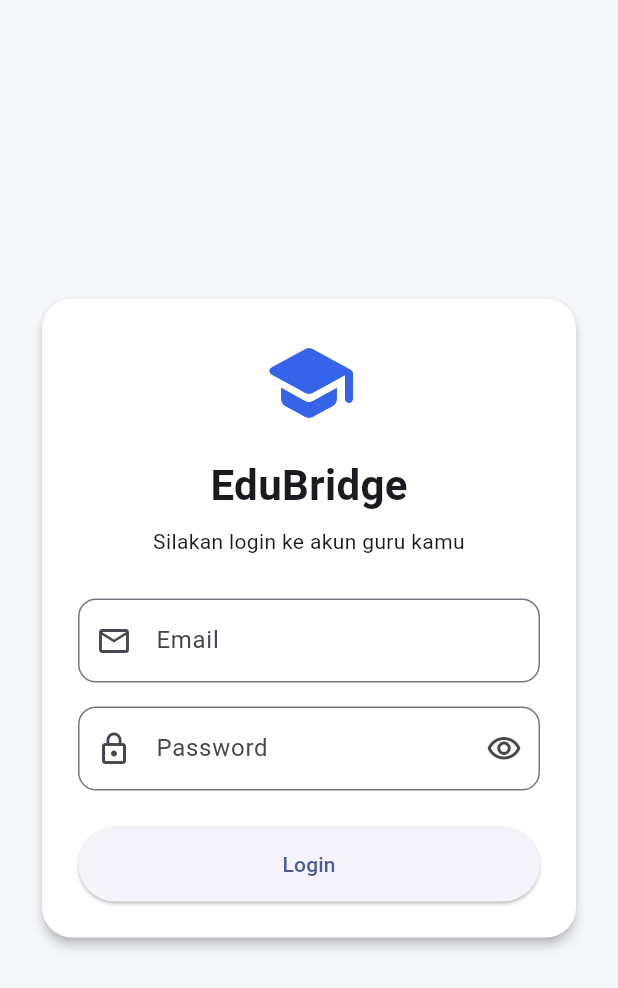
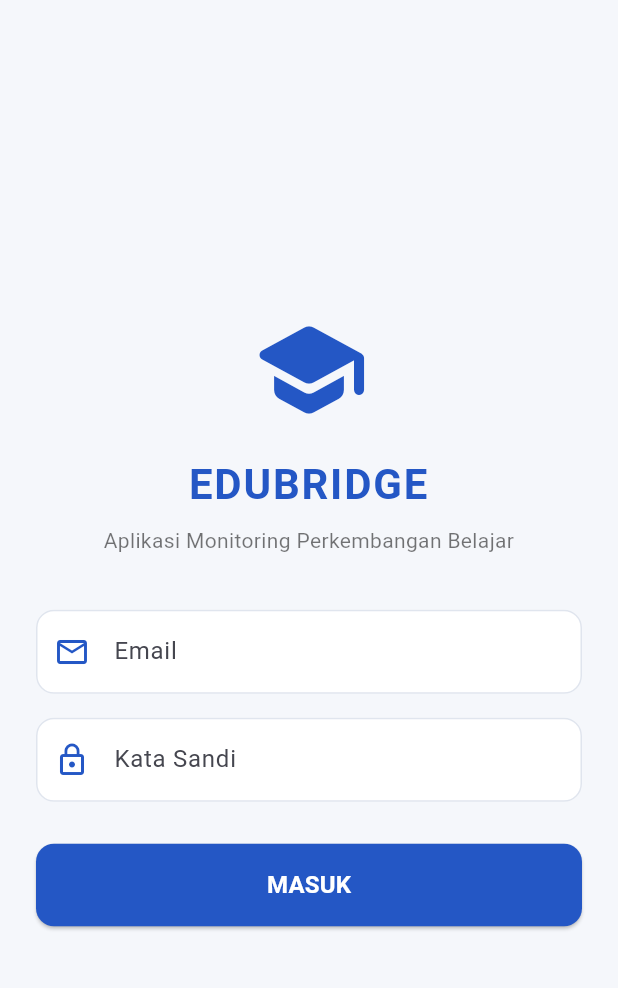
Before and after one commit to muutiararagil27/edubridge, a Flutter app: the screen it shows after launch, on a phone screen of 412 x 824 dp. Shown: the top 988 px of the screen. Run offline on Flutter 3.47's test engine with Material 3 defaults, Android fonts, the phone set to English and light mode, and no system bars; our stand-ins replace cloud_firestore, firebase_auth, firebase_core; accounts and stored records are empty.

Commit message:
Implementasi Firebase Auth dan pembagian Role pada LoginScreen

```diff
--- a/lib/screen/login_screen.dart
+++ b/lib/screen/login_screen.dart
@@ -1,7 +1,8 @@
 import 'package:flutter/material.dart';
 import 'package:firebase_auth/firebase_auth.dart';
-
+import 'package:cloud_firestore/cloud_firestore.dart';
 import 'teacher_home_screen.dart';
+import 'report_screen.dart';
 
 class LoginScreen extends StatefulWidget {
   const LoginScreen({super.key});
@@ -11,84 +12,107 @@ class LoginScreen extends StatefulWidget {
 }
 
 class _LoginScreenState extends State<LoginScreen> {
+  final _formKey = GlobalKey<FormState>();
   final _emailController = TextEditingController();
   final _passwordController = TextEditingController();
-
   bool _isLoading = false;
-  bool _obscurePassword = true;
-
-  Future<void> _login() async {
-    final email = _emailController.text.trim();
-    final password = _passwordController.text;
-
-    if (email.isEmpty || password.isEmpty) {
-      ScaffoldMessenger.of(context).showSnackBar(
-        const SnackBar(
-          content: Text('Email dan password wajib diisi.'),
-        ),
-      );
-      return;
-    }
-
-    setState(() => _isLoading = true);
-
-    try {
-      await FirebaseAuth.instance.signInWithEmailAndPassword(
-        email: email,
-        password: password,
-      );
-
-      if (!mounted) return;
-
-      Navigator.of(context).pushReplacement(
-        MaterialPageRoute(
-          builder: (_) => const TeacherHomeScreen(),
-        ),
-      );
-    } on FirebaseAuthException catch (e) {
-      if (!mounted) return;
-
-      String message;
-
-      switch (e.code) {
-        case 'invalid-credential':
-        case 'wrong-password':
-        case 'user-not-found':
-          message = 'Email atau password salah.';
-          break;
-        case 'invalid-email':
-          message = 'Format email tidak valid.';
-          break;
-        case 'network-request-failed':
-          message = 'Periksa koneksi internet kamu.';
-          break;
-        default:
-          message = e.message ?? 'Login gagal. Coba lagi.';
-      }
-
-      ScaffoldMessenger.of(context).showSnackBar(
-        SnackBar(content: Text(message)),
-      );
-    } catch (_) {
-      if (!mounted) return;
-
-      ScaffoldMessenger.of(context).showSnackBar(
-        const SnackBar(
-          content: Text('Terjadi kesalahan. Coba lagi.'),
-        ),
-      );
-    } finally {
-      if (mounted) {
-        setState(() => _isLoading = false);
-      }
-    }
-  }
 
   @override
   void dispose() {
     _emailController.dispose();
     _passwordController.dispose();
     super.dispose();
+  }
+
+  Future<void> _login() async {
+    if (!_formKey.currentState!.validate()) return;
+
+    setState(() {
+      _isLoading = true;
+    });
+
+    try {
+      // 1. Verifikasi Email & Password ke Firebase Authentication
+      UserCredential userCredential = await FirebaseAuth.instance
+          .signInWithEmailAndPassword(
+        email: _emailController.text.trim(),
+        password: _passwordController.text.trim(),
+      );
+
+      String uid = userCredential.user!.uid;
+
+      // 2. Ambil data role pengguna dari koleksi 'Users' di Firestore
+      DocumentSnapshot userDoc = await FirebaseFirestore.instance
+          .collection('Users')
+          .doc(uid)
+          .get();
+
+      if (!mounted) return;
+
+      if (userDoc.exists) {
+        String role = userDoc.get('role') ?? 'Guru';
+
+        // 3. Navigasi otomatis sesuai Role
+        if (role == 'Guru') {
+          Navigator.pushReplacement(
+            context,
+            MaterialPageRoute(
+              builder: (context) => const TeacherHomeScreen(),
+            ),
+          );
+        } else if (role == 'Orang Tua') {
+          Navigator.pushReplacement(
+            context,
+            MaterialPageRoute(
+              builder: (context) => const ReportScreen(),
+            ),
+          );
+        } else {
+          ScaffoldMessenger.of(context).showSnackBar(
+            const SnackBar(content: Text('Role akun tidak terdaftar.')),
+          );
+        }
+      } else {
+        // Jika dokumen Users belum diset, default ke Dashboard Guru sementara
+        Navigator.pushReplacement(
+          context,
+          MaterialPageRoute(
+            builder: (context) => const TeacherHomeScreen(),
+          ),
+        );
+      }
+    } on FirebaseAuthException catch (e) {
+      if (!mounted) return;
+      String message = 'Terjadi kesalahan login.';
+      if (e.code == 'user-not-found') {
+        message = 'Akun email tidak ditemukan.';
+      } else if (e.code == 'wrong-password') {
+        message = 'Kata sandi yang dimasukkan salah.';
+      } else if (e.code == 'invalid-email') {
+        message = 'Format email tidak valid.';
+      }
+
+      ScaffoldMessenger.of(context).showSnackBar(
+        SnackBar(
+          content: Text(message),
+          backgroundColor: Colors.red,
+        ),
+      );
+    } catch (e) {
+      if (!mounted) return;
+      ScaffoldMessenger.of(context).showSnackBar(
+        SnackBar(
+          content: Text('Gagal login: $e'),
+          backgroundColor: Colors.red,
+        ),
+      );
+    } finally {
+      if (mounted) {
+        setState(() {
+          _isLoading = false;
+        });
+      }
+    }
   }
 
   @override
@@ -98,93 +122,90 @@ class _LoginScreenState extends State<LoginScreen> {
       body: Center(
         child: SingleChildScrollView(
           padding: const EdgeInsets.all(24),
-          child: ConstrainedBox(
-            constraints: const BoxConstraints(maxWidth: 420),
-            child: Card(
-              elevation: 3,
-              color: Colors.white,
-              shape: RoundedRectangleBorder(
-                borderRadius: BorderRadius.circular(20),
-              ),
-              child: Padding(
-                padding: const EdgeInsets.all(24),
+          child: Form(
+            key: _formKey,
             child: Column(
-                  mainAxisSize: MainAxisSize.min,
+              mainAxisAlignment: MainAxisAlignment.center,
+              crossAxisAlignment: CrossAxisAlignment.stretch,
               children: [
                 const Icon(
                   Icons.school_rounded,
-                      size: 64,
-                      color: Color(0xFF3563E9),
+                  size: 80,
+                  color: Color(0xFF2457C5),
                 ),
                 const SizedBox(height: 16),
                 const Text(
-                      'EduBridge',
+                  'EDUBRIDGE',
+                  textAlign: TextAlign.center,
                   style: TextStyle(
                     fontSize: 28,
                     fontWeight: FontWeight.bold,
+                    color: Color(0xFF2457C5),
+                    letterSpacing: 1.2,
                   ),
                 ),
                 const SizedBox(height: 8),
                 const Text(
-                      'Silakan login ke akun guru kamu',
+                  'Aplikasi Monitoring Perkembangan Belajar',
                   textAlign: TextAlign.center,
+                  style: TextStyle(color: Colors.black54),
+                ),
+                const SizedBox(height: 36),
+
+                // Input Email
+                TextFormField(
+                  controller: _emailController,
+                  keyboardType: TextInputType.emailAddress,
+                  decoration: _decoration('Email', Icons.email_outlined),
+                  validator: (value) {
+                    if (value == null || value.trim().isEmpty) {
+                      return 'Email tidak boleh kosong';
+                    }
+                    return null;
+                  },
+                ),
+                const SizedBox(height: 16),
+
+                // Input Password
+                TextFormField(
+                  controller: _passwordController,
+                  obscureText: true,
+                  decoration: _decoration('Kata Sandi', Icons.lock_outline),
+                  validator: (value) {
+                    if (value == null || value.trim().isEmpty) {
+                      return 'Kata sandi tidak boleh kosong';
+                    }
+                    return null;
+                  },
                 ),
                 const SizedBox(height: 28),
-                    TextField(
-                      controller: _emailController,
-                      keyboardType: TextInputType.emailAddress,
-                      autofillHints: const [AutofillHints.email],
-                      decoration: InputDecoration(
-                        labelText: 'Email',
-                        prefixIcon: const Icon(Icons.email_outlined),
-                        border: OutlineInputBorder(
+
+                // Tombol Masuk
+                ElevatedButton(
+                  onPressed: _isLoading ? null : _login,
+                  style: ElevatedButton.styleFrom(
+                    backgroundColor: const Color(0xFF2457C5),
+                    foregroundColor: Colors.white,
+                    padding: const EdgeInsets.symmetric(vertical: 16),
+                    shape: RoundedRectangleBorder(
                       borderRadius: BorderRadius.circular(12),
                     ),
                   ),
-                    ),
-                    const SizedBox(height: 16),
-                    TextField(
-                      controller: _passwordController,
-                      obscureText: _obscurePassword,
-                      autofillHints: const [AutofillHints.password],
-                      onSubmitted: (_) {
-                        if (!_isLoading) _login();
-                      },
-                      decoration: InputDecoration(
-                        labelText: 'Password',
-                        prefixIcon: const Icon(Icons.lock_outline),
-                        suffixIcon: IconButton(
-                          onPressed: () {
-                            setState(() {
-                              _obscurePassword = !_obscurePassword;
-                            });
-                          },
-                          icon: Icon(
-                            _obscurePassword
-                                ? Icons.visibility_outlined
-                                : Icons.visibility_off_outlined,
-                          ),
-                        ),
-                        border: OutlineInputBorder(
-                          borderRadius: BorderRadius.circular(12),
-                        ),
-                      ),
-                    ),
-                    const SizedBox(height: 24),
-                    SizedBox(
-                      width: double.infinity,
-                      height: 50,
-                      child: ElevatedButton(
-                        onPressed: _isLoading ? null : _login,
                   child: _isLoading
                       ? const SizedBox(
-                                width: 22,
-                                height: 22,
+                          width: 20,
+                          height: 20,
                           child: CircularProgressIndicator(
                             strokeWidth: 2,
+                            color: Colors.white,
                           ),
                         )
-                            : const Text('Login'),
+                      : const Text(
+                          'MASUK',
+                          style: TextStyle(
+                            fontSize: 16,
+                            fontWeight: FontWeight.bold,
+                          ),
                         ),
                 ),
               ],
@@ -192,7 +213,22 @@ class _LoginScreenState extends State<LoginScreen> {
           ),
         ),
       ),
+    );
+  }
+
+  InputDecoration _decoration(String hint, IconData icon) {
+    return InputDecoration(
+      hintText: hint,
+      prefixIcon: Icon(icon, color: const Color(0xFF2457C5)),
+      filled: true,
+      fillColor: Colors.white,
+      border: OutlineInputBorder(
+        borderRadius: BorderRadius.circular(12),
+        borderSide: BorderSide.none,
       ),
+      enabledBorder: OutlineInputBorder(
+        borderRadius: BorderRadius.circular(12),
+        borderSide: const BorderSide(color: Color(0xFFE0E5EE)),
       ),
     );
   }
```
Lines whose indentation alone changed are shown as unchanged.
